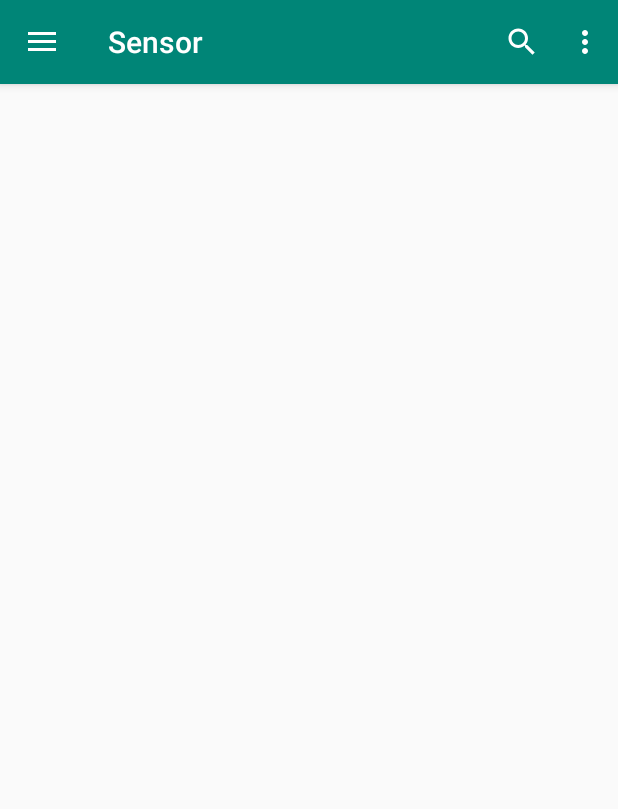
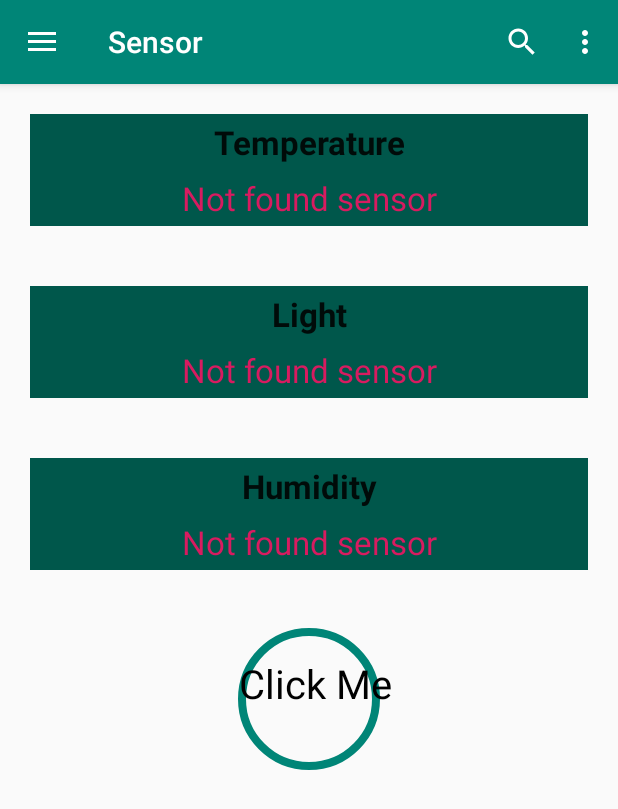
Before and after one commit to ZavbakGit/GoodWeather, an Android app: the screen it shows after launch (MainActivity), after a tap on "Sensor", on a phone screen of 412 x 824 dp. Shown: the top 809 px of the screen. Run offline under Robolectric (Android 15) with nearby library versions, the phone set to English and light mode, and no system bars; 1 other tap on this screen came first.

Commit message:
lesson-2

```diff
--- a/app/src/main/java/com/anit/goodweather/MainActivity.kt
+++ b/app/src/main/java/com/anit/goodweather/MainActivity.kt
@@ -1,8 +1,7 @@
 package com.anit.goodweather
 
 import android.annotation.SuppressLint
-import android.content.Context
-import android.hardware.SensorManager
+
 import android.os.Bundle
 import android.support.design.widget.Snackbar
 import android.support.design.widget.NavigationView
--- /dev/null
+++ b/app/src/main/java/com/anit/goodweather/customview/TransformCustomView.kt
@@ -0,0 +1,145 @@
+package com.anit.goodweather.customview
+
+import android.annotation.SuppressLint
+import android.content.Context
+import android.graphics.Canvas
+import android.graphics.Color
+import android.graphics.Paint
+import android.util.AttributeSet
+import android.view.MotionEvent
+import android.view.View
+import com.anit.goodweather.R
+import kotlin.math.min
+
+open class TransformCustomView : View {
+
+    private var color = Color.BLUE
+    private var strokeWidth = 8
+    private var paint = Paint()
+
+    private var paintText = Paint(Paint.ANTI_ALIAS_FLAG)
+    private var fontSize = 40
+
+    private var pressedView = false
+    private var isCircle = true
+
+
+    constructor(context: Context, attrs: AttributeSet?, defStyle: Int)
+            : super(context, attrs, defStyle) {
+        initAttr(context, attrs)
+    }
+
+    constructor(context: Context, attrs: AttributeSet?) : this(context, attrs, 0) {
+        initAttr(context, attrs)
+    }
+
+
+    private fun initAttr(context: Context, attrs: AttributeSet?) {
+        val typedArray = context.theme.obtainStyledAttributes(
+            attrs, R.styleable.TransformCustomView,
+            0, 0
+        )
+        color = typedArray.getColor(R.styleable.TransformCustomView_cv_Color, Color.BLUE)
+        strokeWidth = typedArray.getInt(R.styleable.TransformCustomView_cv_StrokeWidth, strokeWidth)
+        typedArray.recycle()
+
+    }
+
+    @SuppressLint("ClickableViewAccessibility")
+    override fun onTouchEvent(event: MotionEvent?): Boolean {
+        val action = event!!.action
+        if (action == MotionEvent.ACTION_DOWN) { // Нажали
+            pressedView = true
+            invalidate()           // Перерисовка элемента
+
+        } else if (action == MotionEvent.ACTION_UP) {
+            pressedView = false
+            isCircle = !isCircle
+            invalidate()           // Перерисовка элемента
+
+        }
+        return true
+    }
+
+    override fun onDraw(canvas: Canvas?) {
+        super.onDraw(canvas)
+        canvas?.apply {
+            if (isCircle) {
+                drawCircle(canvas)
+            } else {
+                drawRec(canvas)
+            }
+
+        }
+
+    }
+
+    private fun drawRec(canvas: Canvas) {
+        paint.color = color
+        if (pressedView) {
+            paint.style = Paint.Style.FILL
+        } else {
+            paint.style = Paint.Style.STROKE
+        }
+        paint.strokeWidth = strokeWidth.toFloat()
+
+
+
+        canvas.drawRect(
+            strokeWidth.toFloat(),
+            strokeWidth.toFloat(),
+            (canvas.width).toFloat() - strokeWidth,
+            (canvas.height).toFloat() - strokeWidth,
+            paint
+        )
+
+
+        paintText.color = Color.BLACK
+        paintText.textSize = fontSize.toFloat()
+
+        canvas.drawText(
+            context.getString(R.string.click_me),
+            (canvas.width / 2).toFloat() - 70,
+            (canvas.height / 2).toFloat(),
+            paintText
+        )
+    }
+
+    private fun drawCircle(canvas: Canvas) {
+        paint.color = color
+
+        if (pressedView) {
+            paint.style = Paint.Style.FILL
+        } else {
+            paint.style = Paint.Style.STROKE
+        }
+
+
+        paint.strokeWidth = strokeWidth.toFloat()
+
+        val radius =
+            min(canvas.height.toFloat() / 2, canvas.height.toFloat() / 2) - strokeWidth
+
+        canvas.drawCircle(
+            (canvas.width / 2).toFloat(),
+            (canvas.height / 2).toFloat(),
+            radius,
+            paint
+        )
+
+
+        paintText.color = Color.BLACK
+        paintText.textSize = fontSize.toFloat()
+
+        canvas.drawText(
+            context.getString(R.string.click_me),
+            (canvas.width / 2).toFloat() - 70,
+            (canvas.height / 2).toFloat(),
+            paintText
+        )
+
+    }
+
+
+
+}
--- a/app/src/main/java/com/anit/goodweather/fragment/BaseFragment.kt
+++ b/app/src/main/java/com/anit/goodweather/fragment/BaseFragment.kt
@@ -1,6 +1,6 @@
 package com.anit.goodweather.fragment
 
-import android.arch.lifecycle.LifecycleRegistryOwner
+
 import android.os.Bundle
 import android.support.v4.app.Fragment
 import android.view.LayoutInflater
--- a/app/src/main/java/com/anit/goodweather/fragment/FeedbackFragment.kt
+++ b/app/src/main/java/com/anit/goodweather/fragment/FeedbackFragment.kt
@@ -8,7 +8,7 @@ import kotlinx.android.synthetic.main.feedback_fragment.*
 class FeedbackFragment: BaseFragment(){
 
     companion object {
-        val TAG = "FeedbackFragment"
+        const val TAG = "FeedbackFragment"
         fun newInstance() = FeedbackFragment()
     }
 
--- a/app/src/main/java/com/anit/goodweather/fragment/WeatherFragment.kt
+++ b/app/src/main/java/com/anit/goodweather/fragment/WeatherFragment.kt
@@ -7,7 +7,7 @@ import com.anit.goodweather.R
 class WeatherFragment: BaseFragment(), LifecycleObserver {
 
     companion object {
-        val TAG = "WeatherFragment"
+        const val TAG = "WeatherFragment"
         fun newInstance() = WeatherFragment()
     }
 
--- /dev/null
+++ b/app/src/main/java/com/anit/goodweather/fragment/sensor/CustomSensorView.kt
@@ -0,0 +1,59 @@
+package com.anit.goodweather.fragment.sensor
+
+import android.content.Context
+import android.util.AttributeSet
+import android.view.LayoutInflater
+import android.widget.RelativeLayout
+import android.widget.TextView
+import com.anit.goodweather.R
+
+
+class CustomSensorView : RelativeLayout {
+
+    private var sensorName:TextView? = null
+    private var sensorData:TextView? = null
+
+
+
+    constructor(context: Context) : super(context) {
+        initViews(context)
+    }
+
+    constructor(context: Context, attrs: AttributeSet) : super(context, attrs) {
+        initViews(context)
+    }
+
+    constructor(context: Context, attrs: AttributeSet, defStyleAttr: Int)
+            : super(context, attrs, defStyleAttr) {
+        initViews(context)
+    }
+
+    private fun initViews(context: Context) {
+        val inflater = context
+            .getSystemService(Context.LAYOUT_INFLATER_SERVICE) as LayoutInflater
+        inflater.inflate(R.layout.sensor_view, this)
+    }
+
+    override fun onFinishInflate() {
+        super.onFinishInflate()
+        initViews()
+    }
+
+    private fun initViews(){
+        sensorName = this.findViewById(R.id.sensor_name)
+        sensorData = this.findViewById(R.id.sensor_data)
+    }
+
+    fun setSensorName(name:String){
+        sensorName?.apply {
+            text = name
+        }
+    }
+
+    fun setSensorData(name:String){
+        sensorData?.apply {
+            text = name
+        }
+    }
+
+}
--- a/app/src/main/java/com/anit/goodweather/fragment/sensor/ISensorView.kt
+++ b/app/src/main/java/com/anit/goodweather/fragment/sensor/ISensorView.kt
@@ -1,6 +1,10 @@
 package com.anit.goodweather.fragment.sensor
 
+import android.content.Context
+
 interface ISensorView{
-    fun showTemperature(str:String)
-    fun showHumidity(str:String)
+    fun showTemperature(nameSensor:String,data:String)
+    fun showHumidity(nameSensor:String,data:String)
+    fun showLight(nameSensor:String,data:String)
+    fun getContext(): Context
 }
--- a/app/src/main/java/com/anit/goodweather/fragment/sensor/SensorFragment.kt
+++ b/app/src/main/java/com/anit/goodweather/fragment/sensor/SensorFragment.kt
@@ -1,12 +1,10 @@
 package com.anit.goodweather.fragment.sensor
 
 
-import android.content.Context
-import android.hardware.SensorManager
 import android.os.Bundle
-import android.widget.Toast
 import com.anit.goodweather.R
 import com.anit.goodweather.fragment.BaseFragment
+import kotlinx.android.synthetic.main.sensor_fragment.*
 
 
 class SensorFragment: BaseFragment(),ISensorView {
@@ -20,21 +18,30 @@ class SensorFragment: BaseFragment(),ISensorView {
 
     override fun onActivityCreated(savedInstanceState: Bundle?) {
         super.onActivityCreated(savedInstanceState)
-        presenter = SensorPresenter(
-            sensorManager = (activity!!.getSystemService(Context.SENSOR_SERVICE) as SensorManager?)!!,
+        this.presenter = SensorPresenter(
             lifecycle = lifecycle,
             sensorView = this
         )
+
     }
 
     override fun getLayout() = R.layout.sensor_fragment
 
-    override fun showTemperature(str: String) {
-        Toast.makeText(activity,str,Toast.LENGTH_SHORT).show()
+    override fun showTemperature(nameSensor:String,data: String) {
+        (sen_view_light as CustomSensorView).setSensorName(nameSensor)
+        (sen_view_light as CustomSensorView).setSensorData(data)
     }
 
-    override fun showHumidity(str: String) {
-        Toast.makeText(activity,str,Toast.LENGTH_SHORT).show()
+    override fun showHumidity(nameSensor:String,data: String) {
+        (sen_view_humidity as CustomSensorView).setSensorName(nameSensor)
+        (sen_view_humidity as CustomSensorView).setSensorData(data)
     }
 
+    override fun showLight(nameSensor:String,data: String) {
+        (sen_view_temperature as CustomSensorView).setSensorName(nameSensor)
+        (sen_view_temperature as CustomSensorView).setSensorData(data)
+    }
+
+    override fun getContext() = activity!!
+
 }
--- a/app/src/main/java/com/anit/goodweather/fragment/sensor/SensorPresenter.kt
+++ b/app/src/main/java/com/anit/goodweather/fragment/sensor/SensorPresenter.kt
@@ -2,66 +2,89 @@ package com.anit.goodweather.fragment.sensor
 
 import android.arch.lifecycle.Lifecycle
 import android.arch.lifecycle.LifecycleObserver
+import android.content.Context
 import android.hardware.Sensor
-import android.hardware.SensorEvent
-import android.hardware.SensorEventListener
 import android.hardware.SensorManager
-import android.arch.lifecycle.LifecycleOwner
-import android.arch.lifecycle.OnLifecycleEvent
+import com.anit.goodweather.R
 
 
 class SensorPresenter(
-    private var sensorManager: SensorManager,
-    var lifecycle: Lifecycle,
+    private val lifecycle: Lifecycle,
     private val sensorView: ISensorView
 ) : LifecycleObserver {
 
+    private val nameSensorLight =
+        sensorView.getContext().getString(R.string.light)?:""
+
+    private val nameSensorHumidity =
+        sensorView.getContext().getString(R.string.humidity)?:""
+
+    private val nameSensorTemperature =
+        sensorView.getContext().getString(R.string.temperature)?:""
+
+    private val messNotFound =
+        sensorView.getContext().getString(R.string.not_found)?:""
+
     init {
-        lifecycle.addObserver(this)
+        initSensor()
     }
 
-    private val listenerTemperature = SensorChangedListenerHandler {
-        sensorView.showTemperature("Температура: ${it.values[0]}")
-    }
+    private fun initSensor() {
 
-    private val listenerHumidity = SensorChangedListenerHandler {
-        sensorView.showHumidity("Влажность: ${it.values[0]}")
-    }
+       val  sensorManager = sensorView.getContext().
+           getSystemService(Context.SENSOR_SERVICE) as SensorManager
 
-    @OnLifecycleEvent(Lifecycle.Event.ON_ANY)
-    fun onStart(source: LifecycleOwner, event: Lifecycle.Event) {
+        if (sensorManager.getDefaultSensor(Sensor.TYPE_LIGHT) != null) {
+                SensorChangedListenerHandler(
+                sensorManager = sensorManager,
+                type = Sensor.TYPE_LIGHT,
+                lifecycle = lifecycle,
+                funSensorChanged = {
+                    sensorView.showLight(
+                        nameSensorLight, "${it.values[0]}"
+                    )
+                }
+            )
+        } else {
+            sensorView.showLight(
+                nameSensorLight, messNotFound
+            )
+        }
 
-        when (event) {
-            Lifecycle.Event.ON_START -> {
-                sensorManager.registerListener(
-                    listenerTemperature,
-                    sensorManager.getDefaultSensor(Sensor.TYPE_AMBIENT_TEMPERATURE),
-                    SensorManager.SENSOR_DELAY_NORMAL
-                )
+        if (sensorManager.getDefaultSensor(Sensor.TYPE_RELATIVE_HUMIDITY) != null) {
+                SensorChangedListenerHandler(
+                sensorManager = sensorManager,
+                type = Sensor.TYPE_RELATIVE_HUMIDITY,
+                lifecycle = lifecycle,
+                funSensorChanged = {
+                    sensorView.showHumidity(
+                        nameSensorHumidity, "${it.values[0]}"
+                    )
+                }
+            )
+        } else {
+            sensorView.showHumidity(
+                nameSensorHumidity, messNotFound
+            )
+        }
 
-                sensorManager.registerListener(
-                    listenerHumidity,
-                    sensorManager.getDefaultSensor(Sensor.TYPE_RELATIVE_HUMIDITY),
-                    SensorManager.SENSOR_DELAY_NORMAL
-                )
-
-            }
-            Lifecycle.Event.ON_STOP -> {
-                sensorManager.unregisterListener(listenerTemperature)
-                sensorManager.unregisterListener(listenerHumidity)
-            }
-            else -> {}
+        if (sensorManager.getDefaultSensor(Sensor.TYPE_AMBIENT_TEMPERATURE) != null) {
+                SensorChangedListenerHandler(
+                sensorManager = sensorManager,
+                type = Sensor.TYPE_AMBIENT_TEMPERATURE,
+                lifecycle = lifecycle,
+                funSensorChanged = {
+                    sensorView.showTemperature(
+                        nameSensorTemperature, "${it.values[0]}"
+                    )
+                }
+            )
+        } else {
+            sensorView.showTemperature(
+                nameSensorTemperature, messNotFound
+            )
         }
     }
 
-    class SensorChangedListenerHandler(val funSensorChanged: (event: SensorEvent) -> Unit)
-        : SensorEventListener {
-        override fun onAccuracyChanged(sensor: Sensor, accuracy: Int) {}
-
-        override fun onSensorChanged(event: SensorEvent) {
-            funSensorChanged(event)
-        }
-
-    }
 
 }
--- a/app/src/main/res/layout/feedback_fragment.xml
+++ b/app/src/main/res/layout/feedback_fragment.xml
@@ -18,7 +18,9 @@
             app:layout_constraintStart_toStartOf="parent" android:layout_marginLeft="16dp"
             android:layout_marginBottom="16dp"
             app:layout_constraintBottom_toTopOf="@+id/button_send"
-            tools:ignore="LabelFor"/>
+            tools:ignore="LabelFor"
+            android:hint="@string/hint_message"
+    />
     <Button
             android:text="@string/text_button_send"
             android:layout_width="0dp"
--- a/app/src/main/res/layout/sensor_fragment.xml
+++ b/app/src/main/res/layout/sensor_fragment.xml
@@ -1,10 +1,60 @@
 <?xml version="1.0" encoding="utf-8"?>
-<android.support.constraint.ConstraintLayout
+
+<ScrollView
         xmlns:android="http://schemas.android.com/apk/res/android"
         xmlns:app="http://schemas.android.com/apk/res-auto"
-        xmlns:tools="http://schemas.android.com/tools"
         android:layout_width="match_parent"
         android:layout_height="match_parent">
+    <LinearLayout android:layout_width="match_parent"
+                  android:layout_height="wrap_content"
+                  android:orientation="vertical">
+
+        <RelativeLayout
+
+                android:layout_width="match_parent"
+                android:layout_height="match_parent">
 
 
-</android.support.constraint.ConstraintLayout>
+            <com.anit.goodweather.fragment.sensor.CustomSensorView
+                    android:id="@+id/sen_view_light"
+                    android:layout_width="match_parent"
+                    android:layout_height="wrap_content"
+                    android:layout_alignParentTop="true"
+                    android:layout_margin="16dp"
+
+            />
+
+
+            <com.anit.goodweather.fragment.sensor.CustomSensorView
+                    android:id="@+id/sen_view_temperature"
+                    android:layout_width="match_parent"
+                    android:layout_height="wrap_content"
+                    android:layout_below="@+id/sen_view_light"
+                    android:layout_margin="16dp"
+
+            />
+            <com.anit.goodweather.fragment.sensor.CustomSensorView
+                    android:id="@+id/sen_view_humidity"
+                    android:layout_width="match_parent"
+                    android:layout_height="wrap_content"
+                    android:layout_below="@+id/sen_view_temperature"
+                    android:layout_margin="16dp"
+
+            />
+
+
+            <com.anit.goodweather.customview.TransformCustomView
+                    android:id="@+id/my_custom_view"
+                    android:layout_width="match_parent"
+                    android:layout_height="100dp"
+                    app:cv_Color="@color/colorPrimary"
+                    android:layout_below="@+id/sen_view_humidity"
+                    android:layout_margin="16dp"
+
+            />
+
+
+        </RelativeLayout>
+    </LinearLayout>
+
+</ScrollView>
--- /dev/null
+++ b/app/src/main/res/layout/sensor_view.xml
@@ -0,0 +1,39 @@
+<?xml version="1.0" encoding="utf-8"?>
+<RelativeLayout xmlns:android="http://schemas.android.com/apk/res/android"
+                android:layout_width="match_parent"
+                android:layout_height="wrap_content"
+                android:layout_margin="4dp"
+android:background="@color/colorPrimaryDark">
+
+
+    <TextView
+            android:text="@string/sensor_name"
+            android:layout_width="match_parent"
+            android:layout_height="wrap_content"
+            android:id="@+id/sensor_name"
+            android:layout_centerHorizontal="true"
+            android:layout_marginTop="4dp"
+            android:layout_marginLeft="16dp"
+            android:layout_marginRight="16dp"
+            android:layout_marginBottom="4dp"
+            android:textAlignment="center"
+            android:textAppearance="?android:attr/textAppearanceLarge"
+            android:textStyle="bold"
+    />
+    <TextView
+            android:text="@string/sensor_data"
+            android:layout_width="match_parent"
+            android:layout_height="wrap_content"
+            android:id="@+id/sensor_data"
+            android:layout_below="@+id/sensor_name"
+            android:layout_marginTop="4dp"
+            android:layout_marginLeft="16dp"
+            android:layout_marginRight="16dp"
+            android:layout_marginBottom="4dp"
+            android:textAlignment="center"
+            android:textColor="@color/colorAccent"
+            android:textAppearance="?android:attr/textAppearanceLarge"
+    />
+
+
+</RelativeLayout>
--- a/app/src/main/res/values/strings.xml
+++ b/app/src/main/res/values/strings.xml
@@ -16,4 +16,11 @@
     <string name="feedback">Feedback</string>
     <string name="about">About</string>
     <string name="sensor">Sensor</string>
+    <string name="sensor_name">sensor name</string>
+    <string name="sensor_data">sensor data</string>
+    <string name="light">Light</string>
+    <string name="temperature">Temperature</string>
+    <string name="humidity">Humidity</string>
+    <string name="not_found">Not found sensor</string>
+    <string name="click_me">Click Me</string>
 </resources>
```
Also changed, not shown: app/src/main/java/com/anit/goodweather/fragment/sensor/SensorChangedListenerHandler.kt (added, +52 -0 lines), app/src/main/res/values-v21/attrs.xml (added, +7 -0 lines).
